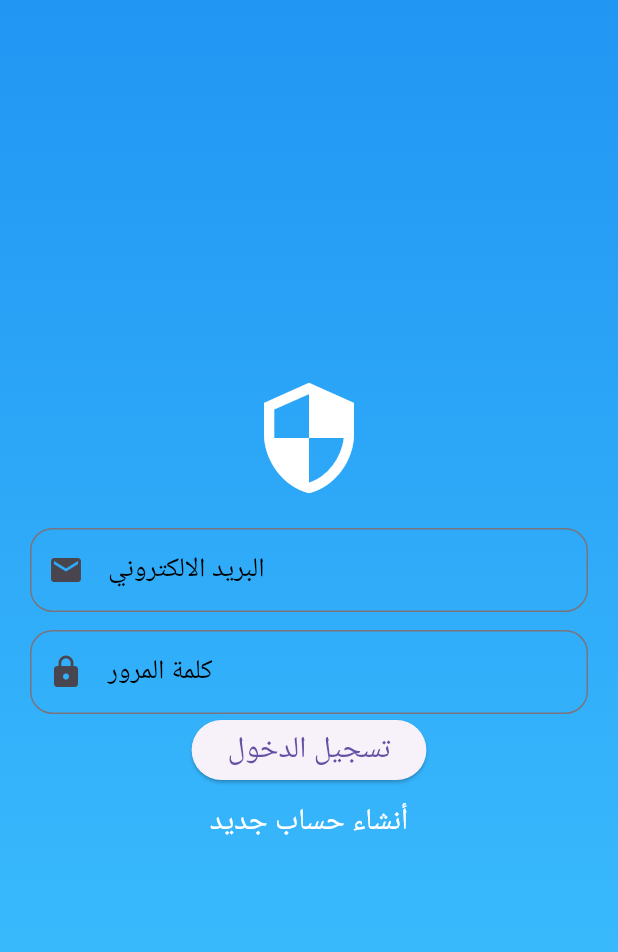
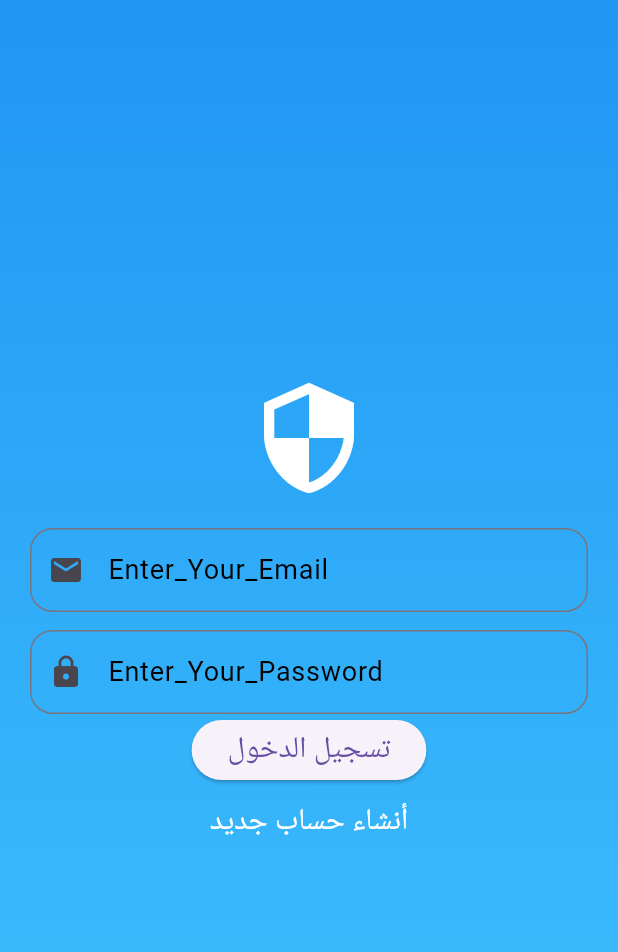
Before and after one commit to TawhibAbdulrab7/Safenet, a Flutter app: the screen it shows after launch, on a phone screen of 412 x 824 dp. Shown: the top 952 px of the screen. Run offline on Flutter 3.47's test engine with Material 3 defaults, Android fonts, the phone set to English and light mode, and no system bars.

```diff
--- a/lib/screens/login_screen.dart
+++ b/lib/screens/login_screen.dart
@@ -24,7 +24,7 @@ class LoginScreen extends StatelessWidget {
               const SizedBox(height: 20),
               const TextField(
                 decoration: InputDecoration(
-                  labelText: "البريد الالكتروني",
+                  labelText: "Enter_Your_Email",
                   labelStyle: TextStyle(fontSize: 18, color: Colors.black),
                   prefixIcon: Icon(Icons.email),
                   border: OutlineInputBorder(
@@ -37,7 +37,7 @@ class LoginScreen extends StatelessWidget {
                 // cursorErrorColor: Colors.red,
                 obscureText: true,
                 decoration: InputDecoration(
-                  labelText: "كلمة المرور",
+                  labelText: "Enter_Your_Password",
                   labelStyle: TextStyle(fontSize: 18, color: Colors.black),
                   prefixIcon: Icon(Icons.lock),
                   border: OutlineInputBorder(
```
